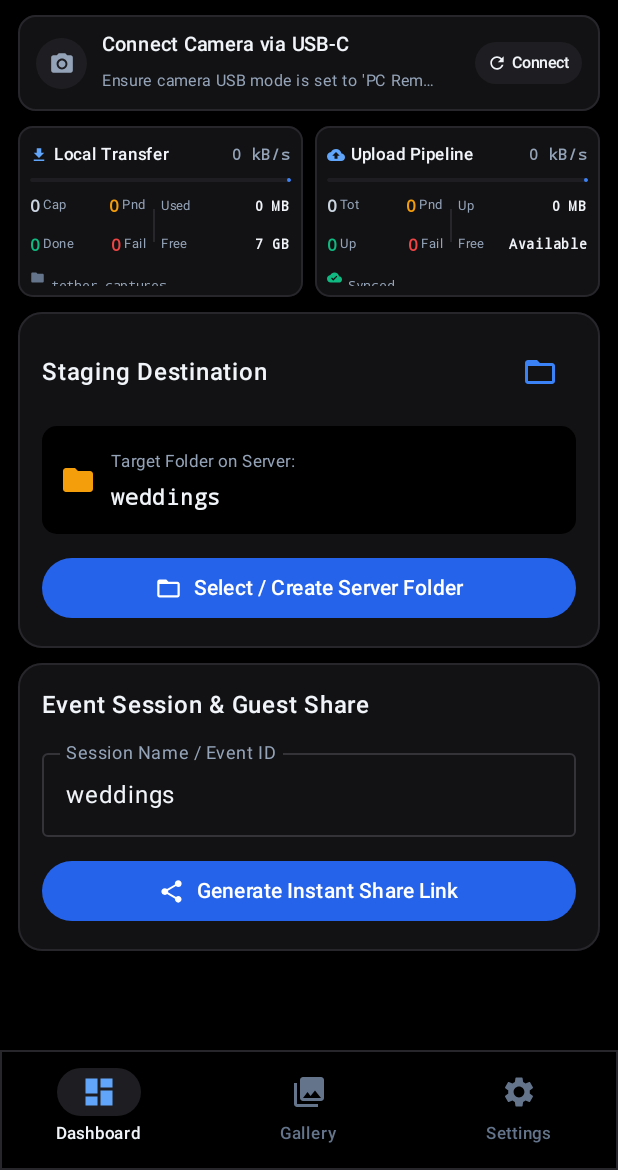
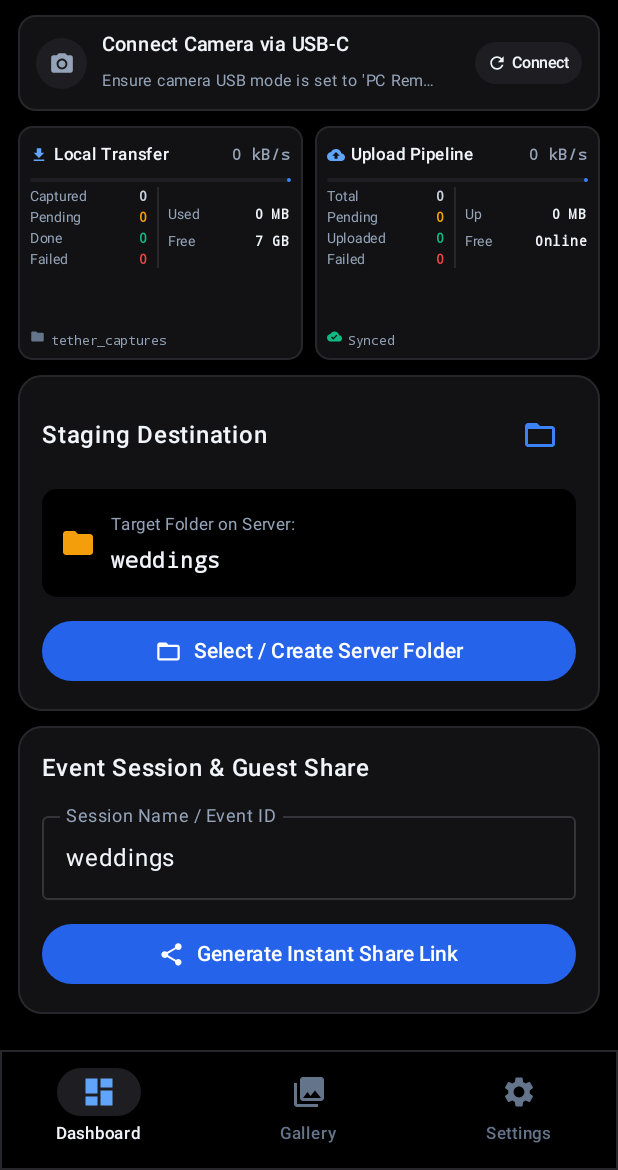
Before and after one commit to KahMeng15/fastup, an Android app built with Jetpack Compose: the screen it shows after launch (MainActivity), on a phone screen of 412 x 824 dp, the part 66-1236 px from its top. Run offline under Robolectric (Android 15) with nearby library versions, the phone set to English and light mode, and no system bars; 6 statements that could not run were skipped.

Commit message:
refactor: update counter labels and improve UI consistency in DashboardScreen

```diff
--- a/app/src/main/java/com/fastup/ui/dashboard/DashboardScreen.kt
+++ b/app/src/main/java/com/fastup/ui/dashboard/DashboardScreen.kt
@@ -202,10 +202,10 @@ fun DashboardScreen(viewModel: MainViewModel) {
                     speedFormatted = deviceStats.speedFormatted,
                     isActive = deviceStats.speedBps > 0L,
                     progress = deviceStats.overallProgress,
-                    counter1 = Pair("Cap", deviceStats.totalCaptured.toString()),
-                    counter2 = Pair("Pnd", deviceStats.pendingTransfer.toString()),
+                    counter1 = Pair("Captured", deviceStats.totalCaptured.toString()),
+                    counter2 = Pair("Pending", deviceStats.pendingTransfer.toString()),
                     counter3 = Pair("Done", deviceStats.completedTransfer.toString()),
-                    counter4 = Pair("Fail", deviceStats.failedTransfer.toString()),
+                    counter4 = Pair("Failed", deviceStats.failedTransfer.toString()),
                     fact1 = Pair("Used", storageFacts.localUsedFormatted),
                     fact2 = Pair("Free", storageFacts.localFreeFormatted),
                     footerContent = {
@@ -240,10 +240,10 @@ fun DashboardScreen(viewModel: MainViewModel) {
                     speedFormatted = stats.speedFormatted,
                     isActive = isUploading,
                     progress = stats.overallProgress,
-                    counter1 = Pair("Tot", stats.totalPhotos.toString()),
-                    counter2 = Pair("Pnd", stats.pendingCount.toString()),
-                    counter3 = Pair("Up", stats.completedCount.toString()),
-                    counter4 = Pair("Fail", stats.failedCount.toString()),
+                    counter1 = Pair("Total", stats.totalPhotos.toString()),
+                    counter2 = Pair("Pending", stats.pendingCount.toString()),
+                    counter3 = Pair("Uploaded", stats.completedCount.toString()),
+                    counter4 = Pair("Failed", stats.failedCount.toString()),
                     fact1 = Pair("Up", storageFacts.uploadedSizeFormatted),
                     fact2 = Pair("Free", storageFacts.serverAvailableFormatted),
                     footerContent = {
@@ -520,7 +520,7 @@ fun DashboardScreen(viewModel: MainViewModel) {
 
 /**
  * Shared, identical unified card design for Local Transfer & Upload Pipeline.
- * Fixed height (114.dp) ensures no resizing occurs when state changes.
+ * Fixed height (140.dp) ensures no resizing occurs when state changes.
  */
 @Composable
 fun TransferPipelineCard(
@@ -541,7 +541,7 @@ fun TransferPipelineCard(
     Card(
         modifier = Modifier
             .fillMaxWidth()
-            .height(114.dp),
+            .height(156.dp),
         colors = CardDefaults.cardColors(containerColor = DarkSurface),
         shape = RoundedCornerShape(10.dp),
         border = BorderStroke(1.dp, DarkBorder)
@@ -614,45 +614,35 @@ fun TransferPipelineCard(
                 trackColor = Slate700
             )
 
-            // 1 Row, 2 Columns: Col 1 for Counters, Col 2 for Facts & Data
+            // 1 Row, 2 Columns: Col 1 for ALL Counters in ONE column, Col 2 for Facts & Data
             Row(
                 modifier = Modifier.fillMaxWidth(),
-                horizontalArrangement = Arrangement.spacedBy(4.dp),
+                horizontalArrangement = Arrangement.spacedBy(6.dp),
                 verticalAlignment = Alignment.CenterVertically
             ) {
-                // Col 1: Counters (Compact 2x2 Layout)
+                // Col 1: Counters (All 4 in ONE single vertical column)
                 Column(
-                    modifier = Modifier.weight(0.95f),
-                    verticalArrangement = Arrangement.spacedBy(1.5.dp)
+                    modifier = Modifier.weight(1f),
+                    verticalArrangement = Arrangement.spacedBy(2.dp)
                 ) {
-                    Row(
-                        modifier = Modifier.fillMaxWidth(),
-                        horizontalArrangement = Arrangement.SpaceBetween
-                    ) {
-                        CompactStat(label = counter1.first, value = counter1.second, color = Slate300)
-                        CompactStat(label = counter2.first, value = counter2.second, color = Amber500)
-                    }
-                    Row(
-                        modifier = Modifier.fillMaxWidth(),
-                        horizontalArrangement = Arrangement.SpaceBetween
-                    ) {
-                        CompactStat(label = counter3.first, value = counter3.second, color = Emerald500)
-                        CompactStat(label = counter4.first, value = counter4.second, color = Rose500)
-                    }
+                    CounterRow(label = counter1.first, value = counter1.second, color = Slate300)
+                    CounterRow(label = counter2.first, value = counter2.second, color = Amber500)
+                    CounterRow(label = counter3.first, value = counter3.second, color = Emerald500)
+                    CounterRow(label = counter4.first, value = counter4.second, color = Rose500)
                 }
 
                 // Subtle Vertical Divider
                 Box(
                     modifier = Modifier
                         .width(1.dp)
-                        .height(22.dp)
+                        .height(54.dp)
                         .background(DarkBorder)
                 )
 
-                // Col 2: Facts & Data
+                // Col 2: Facts & Data (Used and Free in the other column)
                 Column(
                     modifier = Modifier.weight(1.05f),
-                    verticalArrangement = Arrangement.spacedBy(1.5.dp)
+                    verticalArrangement = Arrangement.spacedBy(6.dp)
                 ) {
                     FactDataRow(label = fact1.first, value = fact1.second)
                     FactDataRow(label = fact2.first, value = fact2.second)
@@ -661,11 +651,11 @@ fun TransferPipelineCard(
 
             Spacer(modifier = Modifier.weight(1f))
 
-            // Fixed Height Footer Slot (18.dp) ensures Card never resizes
+            // Fixed Height Footer Slot (17.dp) ensures Card never resizes
             Box(
                 modifier = Modifier
                     .fillMaxWidth()
-                    .height(18.dp),
+                    .height(17.dp),
                 contentAlignment = Alignment.CenterStart
             ) {
                 footerContent()
@@ -675,23 +665,27 @@ fun TransferPipelineCard(
 }
 
 @Composable
-fun CompactStat(label: String, value: String, color: Color) {
+fun CounterRow(label: String, value: String, color: Color) {
     Row(
-        verticalAlignment = Alignment.Bottom,
-        horizontalArrangement = Arrangement.spacedBy(1.5.dp)
+        modifier = Modifier.fillMaxWidth(),
+        horizontalArrangement = Arrangement.SpaceBetween,
+        verticalAlignment = Alignment.CenterVertically
     ) {
+        Text(
+            text = label,
+            color = Slate400,
+            fontSize = 9.sp,
+            lineHeight = 12.sp,
+            maxLines = 1,
+            overflow = TextOverflow.Ellipsis
+        )
         Text(
             text = value,
             color = color,
             fontWeight = FontWeight.Bold,
-            fontSize = 11.5.sp,
+            fontSize = 9.5.sp,
+            lineHeight = 12.sp,
             fontFamily = FontFamily.Monospace
-        )
-        Text(
-            text = label,
-            color = Slate400,
-            fontSize = 8.5.sp,
-            modifier = Modifier.padding(bottom = 0.5.dp)
         )
     }
 }
@@ -706,19 +700,24 @@ fun FactDataRow(label: String, value: String) {
         Text(
             text = label,
             color = Slate400,
-            fontSize = 8.5.sp
+            fontSize = 9.sp,
+            lineHeight = 12.sp,
+            maxLines = 1,
+            overflow = TextOverflow.Ellipsis
         )
         Text(
             text = value,
             color = Slate100,
             fontWeight = FontWeight.SemiBold,
-            fontSize = 9.5.sp,
+            fontSize = 9.sp,
+            lineHeight = 12.sp,
             fontFamily = FontFamily.Monospace,
             maxLines = 1,
             overflow = TextOverflow.Ellipsis
         )
     }
 }
+
 
 @Composable
 fun CameraBadge(cameraState: CameraConnectionState, model: String) {
--- a/app/src/main/java/com/fastup/ui/viewmodel/MainViewModel.kt
+++ b/app/src/main/java/com/fastup/ui/viewmodel/MainViewModel.kt
@@ -30,7 +30,7 @@ data class StorageFacts(
     val localUsedFormatted: String = "0 MB",
     val localFreeFormatted: String = "0 GB",
     val uploadedSizeFormatted: String = "0 MB",
-    val serverAvailableFormatted: String = "Available"
+    val serverAvailableFormatted: String = "Online"
 )
 
 class MainViewModel : ViewModel() {
--- a/app/src/main/java/com/fastup/upload/ApiClient.kt
+++ b/app/src/main/java/com/fastup/upload/ApiClient.kt
@@ -391,14 +391,14 @@ class ApiClient(
                     if (!avail.isNullOrBlank()) {
                         Result.success(avail)
                     } else {
-                        Result.success("Available")
+                        Result.success("Online")
                     }
                 } else {
-                    Result.success("Available")
+                    Result.success("Online")
                 }
             }
         } catch (_: Exception) {
-            Result.success("Available")
+            Result.success("Online")
         }
     }
 
```
